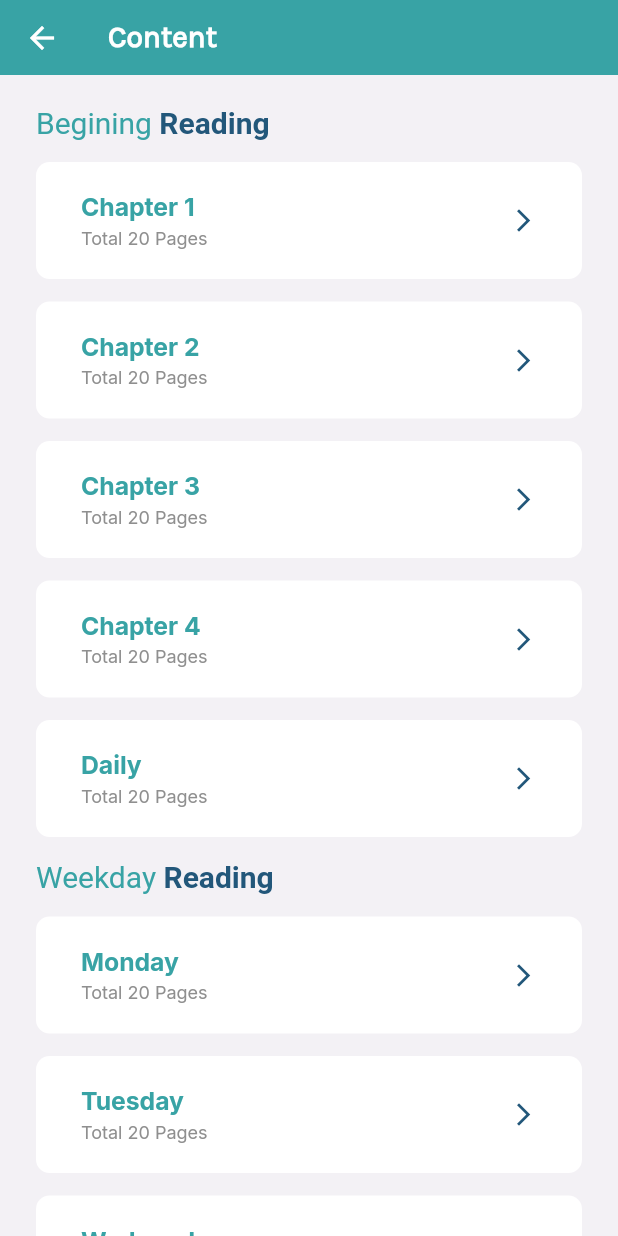
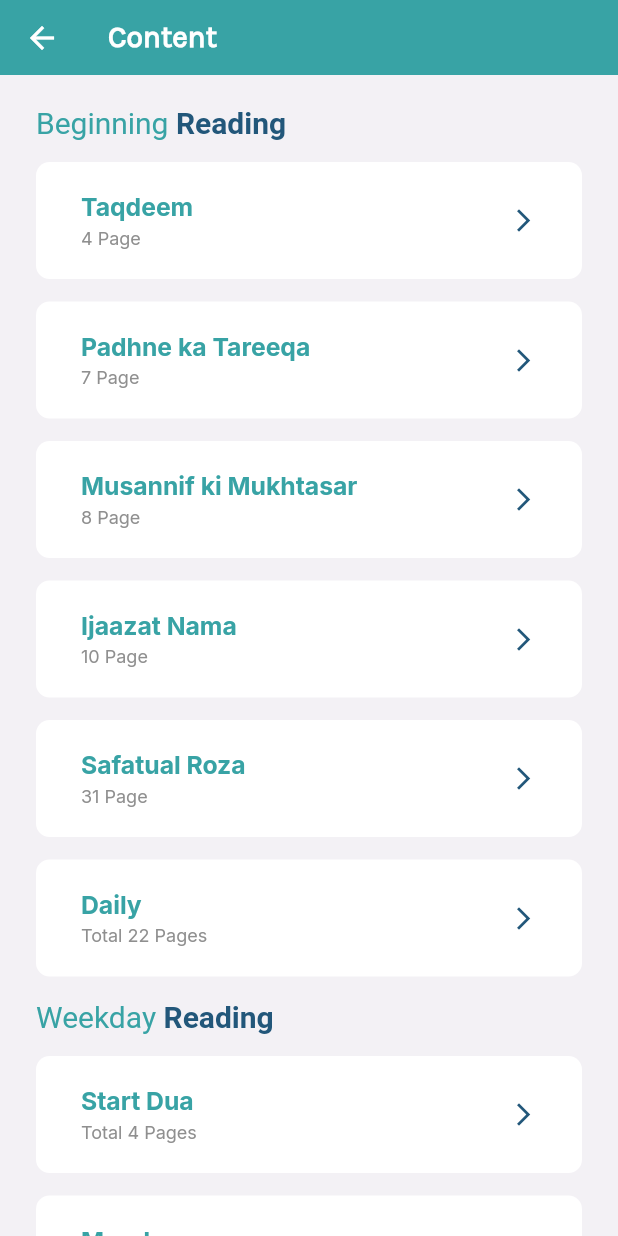
Before and after one commit to sohilluhar/new_dalailalkhayratapp, a Flutter app: the Home screen opened directly, after a tap on "Index", on a phone screen of 412 x 824 dp. Run offline on Flutter 3.47's test engine with Material 2 defaults, Android fonts, the phone set to English and light mode, and no system bars; our stand-ins replace google_fonts, permission_handler, shared_preferences; missing offline and left inert: flutter_pdfview; accounts and stored records are empty.

Commit message:
new ui merged

```diff
--- a/lib/Screens/bookmark.dart
+++ b/lib/Screens/bookmark.dart
@@ -60,10 +60,9 @@ class _BookmarkListState extends State<BookmarkList> {
                         name: snapshot.data![index].pdfName,
                         chapterNumber:
                             pdfChapterName[snapshot.data![index].pdfName],
-                        // pages: "Resume " +
-                        //     pdfbookCount[snapshot.data![index].pdfName]! +
-                        //     " page",
-                        pages: "4 of 20 Pages",
+
+                        pages: (snapshot.data![index].pageId+1) .toString()+" Page ",
+                            // "/"+ pdfChapterName[snapshot.data![index].pdfName]+" ",
                         delete: () {
                           deleteBookMark(index);
                         },
--- a/lib/Screens/home.dart
+++ b/lib/Screens/home.dart
@@ -134,12 +134,12 @@ class _HomeState extends State<Home> {
               TextHeading("Resume", "Reading"),
               continueReading(size, resumebook, pdfChapterName[resumebook],
                   pdfbookCount[resumebook]),
-              TextHeading("View", "Index"),
+              TextHeading("", "Content"),
               CardRead(
-                  day: pdfChapterName['Index'],
-                  chapter: "View all chapters",
-                  buttontext: "View Index",
-                  pages: pdfbookCount['Index']! + " Chapters",
+                  day: 'Index',
+                  chapter: "View",
+                  buttontext: "View Content",
+                  pages: "",
                   press: () {
                     Navigator.push(
                       context,
--- a/lib/Screens/index.dart
+++ b/lib/Screens/index.dart
@@ -64,81 +64,54 @@ class _IndexListState extends State<IndexList> {
           child: Column(
             crossAxisAlignment: CrossAxisAlignment.start,
             children: [
-              TextHeading("Begining", "Reading"),
+              TextHeading("Beginning", "Reading"),
               SizedBox(height: 15),
+
+            for(var key in pdfIndexbookpgno.keys)
+
+
               ChapterCard(
-                name: "Chapter 1",
-                pages: "Total 20 Pages",
-                press: () {},
-              ),
-              ChapterCard(
-                name: "Chapter 2",
-                pages: "Total 20 Pages",
-                press: () {},
-              ),
-              ChapterCard(
-                name: "Chapter 3",
-                pages: "Total 20 Pages",
-                press: () {},
-              ),
-              ChapterCard(
-                name: "Chapter 4",
-                pages: "Total 20 Pages",
-                press: () {},
+                name: pdfIndexbookchname[key],
+                pages: pdfIndexbookpgno[key]!+" Page",
+                press: () {
+                  gotoIndex(key);
+                },
               ),
               ChapterCard(
                 name: "Daily",
-                pages: "Total 20 Pages",
-                press: () {},
+                pages: "Total 22 Pages",
+                press: () {
+                    gotoBookMark('Daily');
+
+                },
               ),
+
               TextHeading("Weekday", "Reading"),
               SizedBox(height: 15),
+
+              for(String key in pdfweekbook.keys)
+                if(key!='Daily')
               ChapterCard(
-                name: "Monday",
-                pages: "Total 20 Pages",
-                press: () {},
+                name: key,
+                pages: "Total "+pdfbookCount[key]!+" Pages",
+                press: () {
+
+                  gotoBookMark(key);
+                },
               ),
-              ChapterCard(
-                name: "Tuesday",
-                pages: "Total 20 Pages",
-                press: () {},
-              ),
-              ChapterCard(
-                name: "Wednesday",
-                pages: "Total 20 Pages",
-                press: () {},
-              ),
-              ChapterCard(
-                name: "Thursday",
-                pages: "Total 20 Pages",
-                press: () {},
-              ),
-              ChapterCard(
-                name: "Friday",
-                pages: "Total 20 Pages",
-                press: () {},
-              ),
-              ChapterCard(
-                name: "Saturday",
-                pages: "Total 20 Pages",
-                press: () {},
-              ),
-              ChapterCard(
-                name: "Sunday",
-                pages: "Total 20 Pages",
-                press: () {},
-              ),
+
+
               TextHeading("Other", "Reading"),
               SizedBox(height: 15),
+
+              for(String key in pdfOtherbook.keys)
               ChapterCard(
-                name: "Sunday",
-                pages: "Total 20 Pages",
-                press: () {},
-              ),
-              ChapterCard(
-                name: "Sunday",
-                pages: "Total 20 Pages",
-                press: () {},
+                name: key,
+                pages: "Total "+pdfbookCount[key]!+" Pages",
+                press: () {
+
+                  gotoBookMark(key);
+                },
               ),
             ],
           ),
@@ -147,21 +120,33 @@ class _IndexListState extends State<IndexList> {
     );
   }
 
-  var bmData;
-  @override
-  void initState() {
-    bmData = getIndexMark();
-  }
 
-  Future<void> gotoBookMark(var bm) async {
-    await fromAsset('assets/pdf/prebook.pdf', 'prebook.pdf').then((f) {
-      Navigator.pushReplacement(
+  Future<void> gotoBookMark(String key) async {
+    var filename = pdfbook[key];
+
+    await fromAsset('assets/pdf/' + filename!, filename + '.pdf').then((f) {
+      Navigator.push(
         context,
         MaterialPageRoute(
             builder: (context) => PDFScreen(
                   path: f.path,
-                  resumeco: bm.pageId,
-                  keyPDF: bm.pdfName,
+                  resumeco:0 ,
+                  keyPDF: key,
+                )),
+      );
+    });
+  }
+  Future<void> gotoIndex(String key) async {
+    var filename = pdfbook[key];
+
+    await fromAsset('assets/pdf/' + filename!, filename + '.pdf').then((f) {
+      Navigator.push(
+        context,
+        MaterialPageRoute(
+            builder: (context) => PDFScreen(
+                  path: f.path,
+                  resumeco:int.parse(pdfIndexbookpgno[key]!)-1 ,
+                  keyPDF: key,
                 )),
       );
     });
@@ -185,4 +170,5 @@ class _IndexListState extends State<IndexList> {
 
     return completer.future;
   }
+
 }
--- a/lib/database/db.dart
+++ b/lib/database/db.dart
@@ -48,8 +48,6 @@ Map<String,String> pdfweekbook={
 };
 Map<String,String> pdfOtherbook={
 
-
-
 'Raza E Noorie (Arji)':    'other1.pdf',
 'Durood Mishkat sharif':   'other2.pdf',
 'Alwazifatal karim':       'other3.pdf',
@@ -62,15 +60,12 @@ Map<String,String> pdfOtherbook={
 
 Map<String,String> pdfIndexbookpgno={
 
-
   'Index1':'4',
   'Index2':'7',
   'Index3':'8',
   'Index4':'10',
   'Index5':'11',
   'Index5':'31',
-
-
 
 };
 Map<String,String> pdfIndexbookchname={
```
